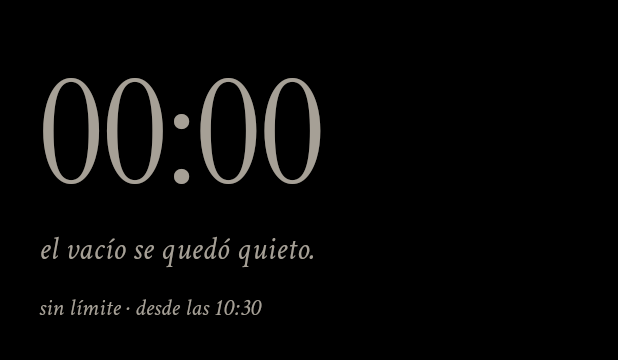
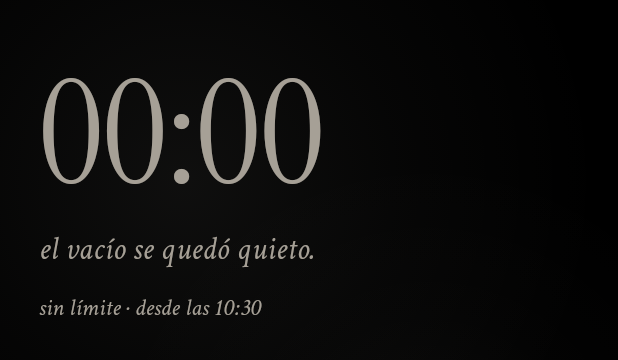
Before and after one commit to isDOSe/nada, a Flutter app: the SessionView widget shown alone on an empty page, opened directly, on a phone screen of 412 x 824 dp. Shown: the part 346-706 px from the top of the screen. Run offline on Flutter 3.47's test engine with Material 3 defaults, Android fonts, the phone set to English and light mode, and no system bars; our stand-ins replace flutter_local_notifications, timezone; project files that could hold a hidden picture were left out.

Commit message:
Add a subtle moving light to the running screen and remove the running label

```diff
--- a/lib/ui/session_view.dart
+++ b/lib/ui/session_view.dart
@@ -5,6 +5,7 @@ import '../core/nada_format.dart';
 import '../core/nada_theme.dart';
 import '../state/nada_scope.dart';
 import 'layout.dart';
+import 'widgets/nada_aurora.dart';
 import 'widgets/nada_widgets.dart';
 
 class SessionView extends StatelessWidget {
@@ -17,23 +18,23 @@ class SessionView extends StatelessWidget {
     final startedAt = controller.activeStartedAt ?? DateTime.now();
     final running = controller.isRunning;
 
-    return NadaScreen(
+    return Stack(
+      fit: StackFit.expand,
+      children: [
+        NadaAurora(active: running),
+        NadaScreen(
           child: Column(
             crossAxisAlignment: CrossAxisAlignment.start,
             children: [
               NadaHeader(
-            trailing: Row(
-              mainAxisSize: MainAxisSize.min,
-              children: [
-                if (running) ...[const NadaPulse(), const SizedBox(width: 9)],
-                Text(
-                  running ? 'en curso' : 'en pausa',
+                trailing: running
+                    ? null
+                    : Text(
+                        'en pausa',
                         style: NadaType.label.copyWith(
                           fontSize: 16,
-                    color: running ? NadaColors.bone : NadaColors.ash,
+                          color: NadaColors.ash,
                         ),
-                ),
-              ],
                       ),
               ),
               Expanded(
@@ -94,7 +95,9 @@ class SessionView extends StatelessWidget {
                                 'quedan ${stopwatch(remaining)}',
                                 style: NadaType.label.copyWith(
                                   fontSize: 16,
-                              color: running ? NadaColors.bone : NadaColors.ash,
+                                  color: running
+                                      ? NadaColors.bone
+                                      : NadaColors.ash,
                                 ),
                               ),
                             ],
@@ -113,7 +116,9 @@ class SessionView extends StatelessWidget {
                                   curve: Curves.linear,
                                   height: 1,
                                   width: constraints.maxWidth * progress,
-                              color: running ? NadaColors.bone : NadaColors.ash,
+                                  color: running
+                                      ? NadaColors.bone
+                                      : NadaColors.ash,
                                 ),
                               ],
                             ),
@@ -155,6 +160,8 @@ class SessionView extends StatelessWidget {
               const SizedBox(height: 2),
             ],
           ),
+        ),
+      ],
     );
   }
 }
--- /dev/null
+++ b/lib/ui/widgets/nada_aurora.dart
@@ -0,0 +1,132 @@
+import 'dart:math' as math;
+
+import 'package:flutter/material.dart';
+
+import '../../core/nada_theme.dart';
+
+/// A very quiet pool of light behind the running session.
+///
+/// Two low-alpha radial gradients drift on Lissajous curves. The painter is
+/// isolated in a [RepaintBoundary] and repaints through the animation's
+/// [Listenable], so no widget rebuilds and no layout work happen per frame.
+/// There is no blur, image or shader asset involved.
+class NadaAurora extends StatefulWidget {
+  const NadaAurora({super.key, required this.active});
+
+  /// The glow freezes while the session is paused.
+  final bool active;
+
+  @override
+  State<NadaAurora> createState() => _NadaAuroraState();
+}
+
+class _NadaAuroraState extends State<NadaAurora>
+    with SingleTickerProviderStateMixin {
+  late final AnimationController _controller = AnimationController(
+    vsync: this,
+    duration: const Duration(seconds: 54),
+  );
+  bool _reduceMotion = false;
+
+  @override
+  void didChangeDependencies() {
+    super.didChangeDependencies();
+    _reduceMotion = MediaQuery.maybeDisableAnimationsOf(context) ?? false;
+    _syncMotion();
+  }
+
+  @override
+  void didUpdateWidget(NadaAurora oldWidget) {
+    super.didUpdateWidget(oldWidget);
+    _syncMotion();
+  }
+
+  void _syncMotion() {
+    if (widget.active && !_reduceMotion) {
+      if (!_controller.isAnimating) _controller.repeat();
+    } else {
+      _controller.stop();
+    }
+  }
+
+  @override
+  void dispose() {
+    _controller.dispose();
+    super.dispose();
+  }
+
+  @override
+  Widget build(BuildContext context) {
+    return IgnorePointer(
+      child: RepaintBoundary(
+        child: CustomPaint(
+          painter: _NadaAuroraPainter(
+            animation: _reduceMotion ? null : _controller,
+            fallback: 0.18,
+          ),
+          child: const SizedBox.expand(),
+        ),
+      ),
+    );
+  }
+}
+
+class _NadaAuroraPainter extends CustomPainter {
+  _NadaAuroraPainter({this.animation, required this.fallback})
+    : super(repaint: animation);
+
+  final Animation<double>? animation;
+  final double fallback;
+
+  double get _time => animation?.value ?? fallback;
+
+  @override
+  void paint(Canvas canvas, Size size) {
+    if (size.isEmpty) return;
+
+    final width = size.width;
+    final height = size.height;
+    final phase = _time * math.pi * 2;
+    final paint = Paint()..style = PaintingStyle.fill;
+
+    final centerA = Offset(
+      width * (0.30 + 0.08 * math.sin(phase * 0.80)),
+      height * (0.38 + 0.06 * math.cos(phase * 0.65 + 0.7)),
+    );
+    final radiusA = width * (0.66 + 0.05 * math.sin(phase * 0.55 + 0.3));
+    final alphaA = 0.052 + 0.012 * math.sin(phase * 0.40 + 1.1);
+    _glow(canvas, size, centerA, radiusA, alphaA, paint);
+
+    final centerB = Offset(
+      width * (0.72 + 0.06 * math.cos(phase * 0.60 + 2.1)),
+      height * (0.62 + 0.05 * math.sin(phase * 0.70 + 1.2)),
+    );
+    final radiusB = width * (0.50 + 0.04 * math.cos(phase * 0.50 + 0.5));
+    final alphaB = 0.030 + 0.008 * math.cos(phase * 0.45 + 0.2);
+    _glow(canvas, size, centerB, radiusB, alphaB, paint);
+  }
+
+  void _glow(
+    Canvas canvas,
+    Size size,
+    Offset center,
+    double radius,
+    double alpha,
+    Paint paint,
+  ) {
+    final transparent = NadaColors.bone.withValues(alpha: 0);
+    paint.shader = RadialGradient(
+      colors: [
+        NadaColors.bone.withValues(alpha: alpha),
+        NadaColors.bone.withValues(alpha: alpha * 0.35),
+        transparent,
+      ],
+      stops: const [0, 0.52, 1],
+    ).createShader(Rect.fromCircle(center: center, radius: radius));
+    canvas.drawRect(Offset.zero & size, paint);
+  }
+
+  @override
+  bool shouldRepaint(_NadaAuroraPainter oldDelegate) =>
+      oldDelegate.animation != animation || oldDelegate.fallback != fallback;
+}
```
Also changed, not shown: lib/ui/widgets/nada_widgets.dart (+0 -53 lines), 5 other files. Lines whose indentation alone changed are shown as unchanged.
